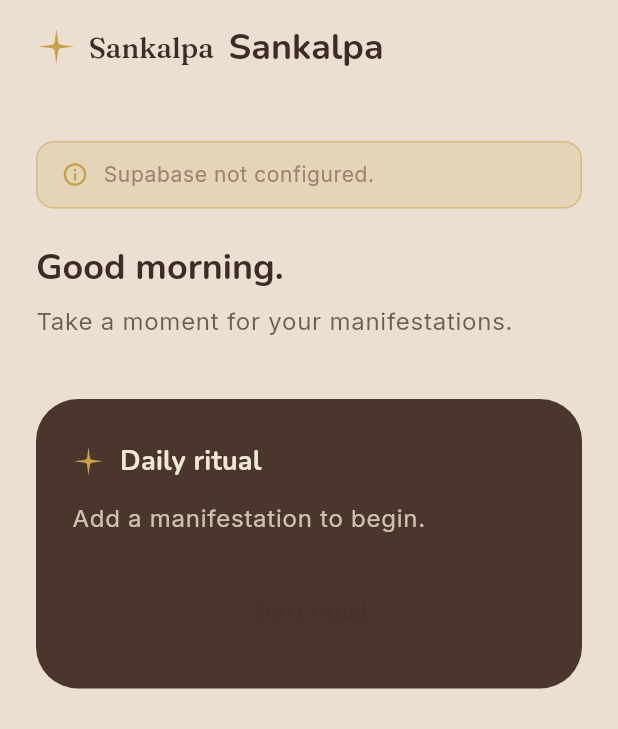
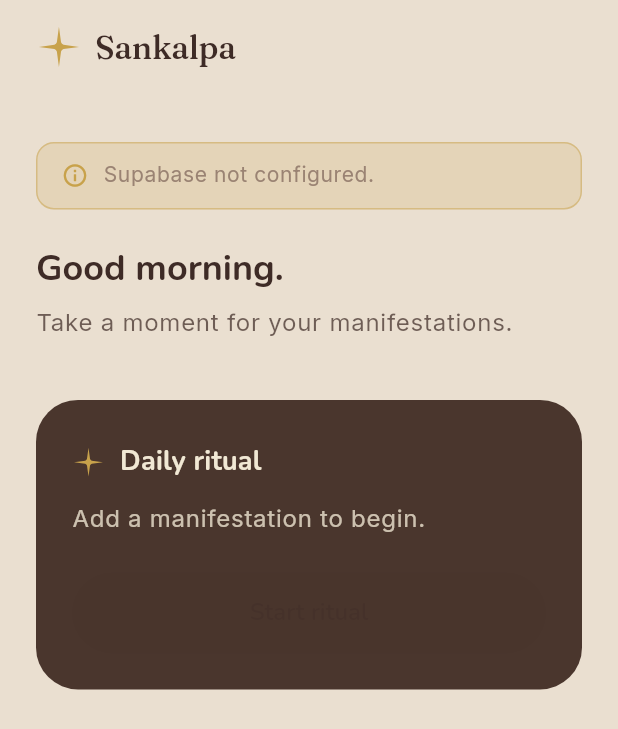
Before and after one commit to tinkerbox-os/sankalpa, a Flutter app: the screen it shows after launch, on a phone screen of 412 x 824 dp. Shown: the top 729 px of the screen. Run offline on Flutter 3.47's test engine with Material 3 defaults, Android fonts, the phone set to English and light mode, and no system bars; our stand-ins replace flutter_riverpod, flutter_svg, freezed_annotation, go_router, google_fonts, hive_flutter and 3 more; accounts and stored records are empty.

Commit message:
Fix duplicate Sankalpa wordmark + remove redundant library sign-out
- Today _TopBar was rendering the horizontal Logo (which already
  includes the wordmark) alongside an extra "Sankalpa" Text. Drop the
  Text and let the logo speak for itself.
- Remove the AppBar exit/sign-out icon from Library. It was confusingly
  signing the user out, after which the library re-fetched and crashed
  with "ManifestationRepository called without an active session".
  Sign-out already lives on Today screen.

Made-with: Cursor

```diff
--- a/lib/features/today/today_screen.dart
+++ b/lib/features/today/today_screen.dart
@@ -92,16 +92,7 @@ class _TopBar extends StatelessWidget {
 
   @override
   Widget build(BuildContext context) {
-    return Row(
-      children: [
-        const Logo(height: 32),
-        const SizedBox(width: 10),
-        Text(
-          'Sankalpa',
-          style: Theme.of(context).textTheme.titleLarge,
-        ),
-      ],
-    );
+    return const Logo(height: 36);
   }
 }
 
```
Also changed, not shown: lib/features/library/library_screen.dart (+0 -8 lines).
